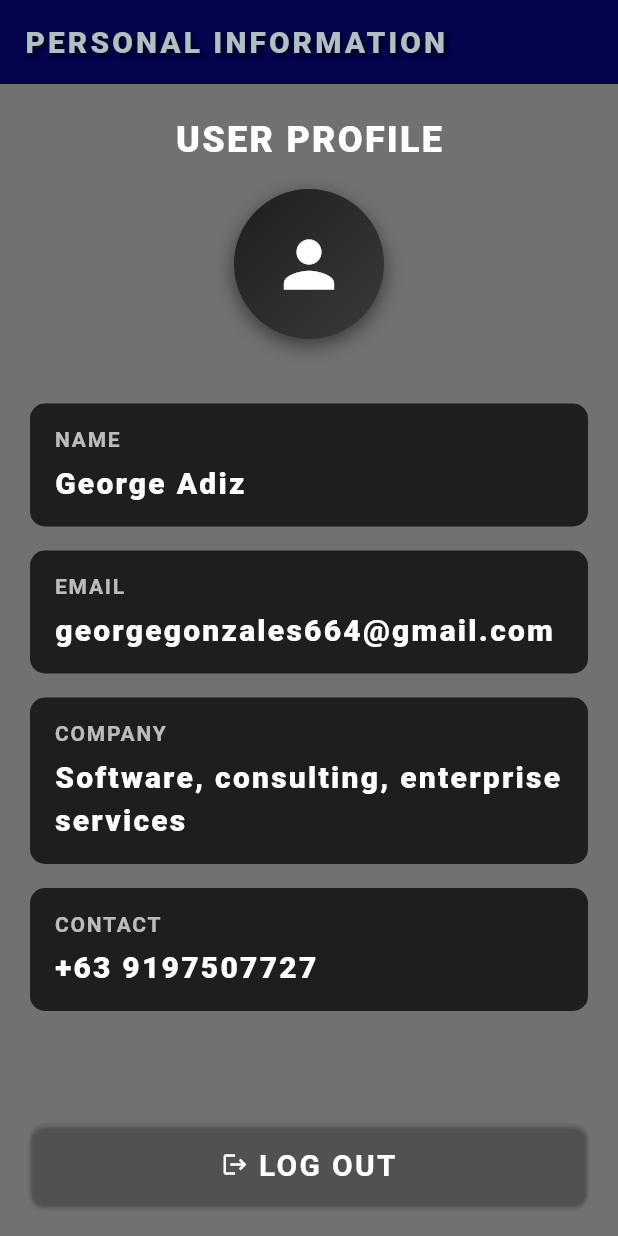
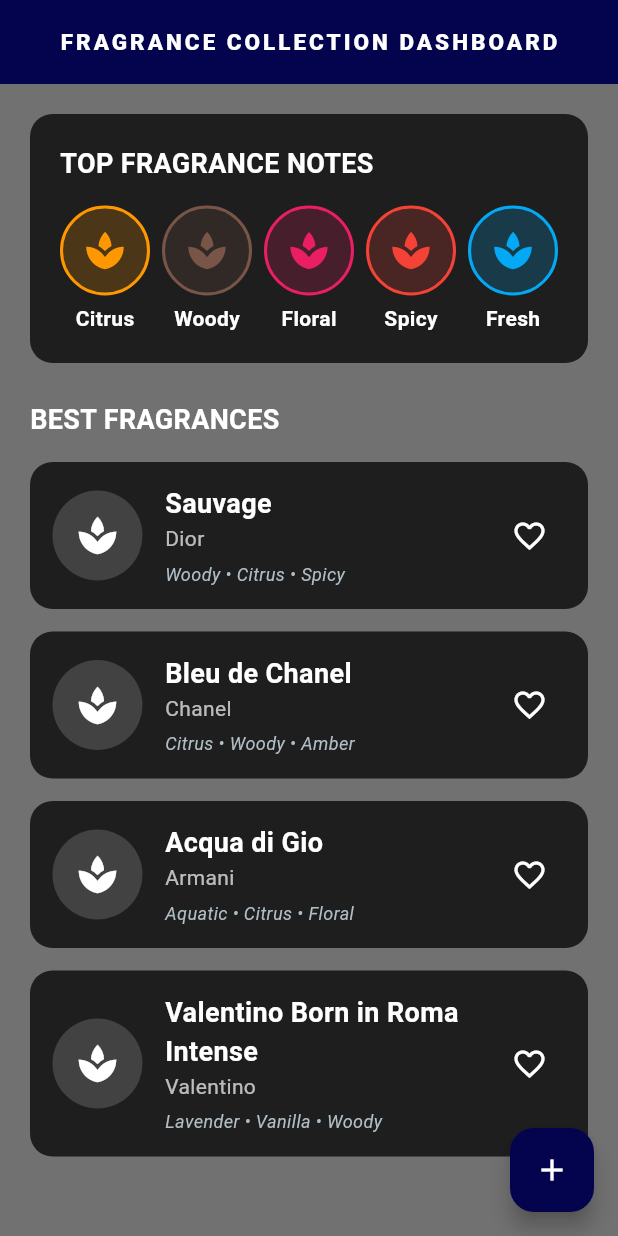
Before and after one commit to GeorgeAdiz/Perfumory, a Flutter app: the screen it shows after launch, on a phone screen of 412 x 824 dp. Run offline on Flutter 3.47's test engine with Material 3 defaults, Android fonts, the phone set to English and light mode, and no system bars.

Commit message:
dashboard

```diff
--- a/lib/main.dart
+++ b/lib/main.dart
@@ -4,161 +4,226 @@ void main() {
   runApp(
     const MaterialApp(
       debugShowCheckedModeBanner: false,
-      home: Profile(),
+      home: PerfumeDashboard(),
     ),
   );
 }
 
-class Profile extends StatelessWidget {
-  const Profile({super.key});
+class PerfumeDashboard extends StatelessWidget {
+  const PerfumeDashboard({super.key});
 
   @override
   Widget build(BuildContext context) {
     return Scaffold(
-      backgroundColor: Color.fromARGB(255, 113, 113, 114), // Dark background
+      backgroundColor: const Color.fromARGB(255, 113, 113, 114),
       appBar: AppBar(
-        backgroundColor: Color.fromARGB(255, 3, 3, 78),
+        backgroundColor: const Color.fromARGB(255, 3, 3, 78),
         elevation: 0,
-        centerTitle: false,
-        title: Text(
-          'PERSONAL INFORMATION',
+        centerTitle: true,
+        title: const Text(
+          'FRAGRANCE COLLECTION DASHBOARD',
           style: TextStyle(
-            fontSize: 20,
+            fontSize: 15,
             fontWeight: FontWeight.w900,
             letterSpacing: 2,
-            color: Colors.blueGrey[200], // Adjusted for match
-            shadows: [
-              Shadow(
-                color: Colors.black.withOpacity(0.8),
-                blurRadius: 4,
-                offset: const Offset(2, 2),
-              ),
-            ],
+            color: Colors.white,
           ),
         ),
       ),
       body: Padding(
         padding: const EdgeInsets.all(20),
         child: Column(
+          children: [
+            // Fragrance Notes Overview
+            Container(
+              padding: const EdgeInsets.all(20),
+              decoration: BoxDecoration(
+                color: const Color(0xFF1E1E1E),
+                borderRadius: BorderRadius.circular(15),
+              ),
+              child: Column(
                 crossAxisAlignment: CrossAxisAlignment.start,
                 children: [
-            // Enhanced USER PROFILE Section
-            Center(
-              child: Column(
-                children: [
-                  Text(
-                    "USER PROFILE",
+                  const Text(
+                    "TOP FRAGRANCE NOTES",
                     style: TextStyle(
-                      color: Colors.white, // Adjusted to match the second code style
-                      fontSize: 24,
-                      fontWeight: FontWeight.w900,
-                      letterSpacing: 1.5,
+                      color: Colors.white,
+                      fontSize: 18,
+                      fontWeight: FontWeight.bold,
                     ),
                   ),
-                  const SizedBox(height: 16),
-                  Container(
-                    width: 100,
-                    height: 100,
-                    decoration: BoxDecoration(
-                      shape: BoxShape.circle,
-                      gradient: const LinearGradient(
-                        colors: [Color(0xFF1E1E1E), Color(0xFF3A3A3A)], // Similar dark tones
-                        begin: Alignment.topLeft,
-                        end: Alignment.bottomRight,
-                      ),
-                      boxShadow: [
-                        BoxShadow(
-                          color: Colors.black.withOpacity(0.5),
-                          blurRadius: 10,
-                          offset: const Offset(0, 4),
-                        ),
+                  const SizedBox(height: 15),
+                  SingleChildScrollView(
+                    scrollDirection: Axis.horizontal,
+                    child: Row(
+                      children: [
+                        _fragranceNote("Citrus", Icons.spa, Colors.orange),
+                        const SizedBox(width: 8),
+                        _fragranceNote("Woody", Icons.spa, Colors.brown),
+                        const SizedBox(width: 8),
+                        _fragranceNote("Floral", Icons.spa, Colors.pink),
+                        const SizedBox(width: 8),
+                        _fragranceNote("Spicy", Icons.spa, Colors.red),
+                        const SizedBox(width: 8),
+                        _fragranceNote("Fresh", Icons.spa, Colors.lightBlue),
                       ],
-                    ),
-                    child: const Center(
-                      child: Icon(
-                        Icons.person,
-                        size: 50,
-                        color: Colors.white,
-                      ),
                     ),
                   ),
                 ],
               ),
             ),
-            const SizedBox(height: 35),
+            const SizedBox(height: 25),
 
-            // Info cards without border
-            _infoCard("NAME", "George Adiz"),
-            _infoCard("EMAIL", "georgegonzales664@gmail.com"),
-            _infoCard("COMPANY", "Software, consulting, enterprise services"),
-            _infoCard("CONTACT", "+63 9197507727"),
-
-            const Spacer(),
-
-            // 🔻 Full-Width Log Out Button (Optional)
-            SizedBox(
-              width: double.infinity,
-              child: ElevatedButton.icon(
-                onPressed: () {
-                  ScaffoldMessenger.of(context).showSnackBar(
-                    const SnackBar(content: Text("Logged out")),
-                  );
-                },
-                icon: const Icon(Icons.logout),
-                label: const Text("LOG OUT"),
-                style: ElevatedButton.styleFrom(
-                  foregroundColor: Colors.white,
-                  backgroundColor: Color.fromARGB(4, 8, 4, 86), // Same color as in second code
-                  padding: const EdgeInsets.symmetric(horizontal: 24, vertical: 16),
-                  textStyle: TextStyle(
-                    fontSize: 20,
+            // Best Fragrances Section
+            const Align(
+              alignment: Alignment.centerLeft,
+              child: Text(
+                "BEST FRAGRANCES",
+                style: TextStyle(
+                  color: Colors.white,
+                  fontSize: 18,
                   fontWeight: FontWeight.bold,
-                    letterSpacing: 1.5,
-                  ),
-                  shape: RoundedRectangleBorder(
-                    borderRadius: BorderRadius.circular(10),
                 ),
               ),
+            ),
+            const SizedBox(height: 15),
+
+            Expanded(
+              child: ListView(
+                children: const [
+                  _bestFragranceItem(
+                    "Sauvage",
+                    "Dior",
+                    "Woody • Citrus • Spicy",
+                    "assets/dior.png"
+                  ),
+                  _bestFragranceItem(
+                    "Bleu de Chanel",
+                    "Chanel",
+                    "Citrus • Woody • Amber",
+                    "assets/chanel.png"
+                  ),
+                  _bestFragranceItem(
+                    "Acqua di Gio",
+                    "Armani",
+                    "Aquatic • Citrus • Floral",
+                    "assets/armani.png"
+                  ),
+                  _bestFragranceItem(
+                    "Valentino Born in Roma Intense",
+                    "Valentino",
+                    "Lavender • Vanilla • Woody",
+                    "assets/tomford.png"
+                  ),
+                ],
               ),
             ),
           ],
         ),
       ),
+      floatingActionButton: FloatingActionButton(
+        onPressed: () {},
+        backgroundColor: const Color.fromARGB(255, 3, 3, 78),
+        child: const Icon(Icons.add, color: Colors.white),
+      ),
     );
   }
 
-  // Reusable info card with border removed
-  Widget _infoCard(String label, String value) {
+  Widget _fragranceNote(String note, IconData icon, Color color) {
+    return Column(
+      children: [
+        Container(
+          width: 60,
+          height: 60,
+          decoration: BoxDecoration(
+            color: color.withOpacity(0.2),
+            shape: BoxShape.circle,
+            border: Border.all(color: color, width: 2),
+          ),
+          child: Icon(icon, color: color, size: 30),
+        ),
+        const SizedBox(height: 5),
+        Text(
+          note,
+          style: const TextStyle(
+            color: Colors.white,
+            fontWeight: FontWeight.bold,
+          ),
+        ),
+      ],
+    );
+  }
+}
+
+class _bestFragranceItem extends StatelessWidget {
+  final String name;
+  final String brand;
+  final String notes;
+  final String imagePath;
+
+  const _bestFragranceItem(
+    this.name,
+    this.brand,
+    this.notes,
+    this.imagePath
+  );
+
+  @override
+  Widget build(BuildContext context) {
     return Container(
-      width: double.infinity,
-      margin: const EdgeInsets.symmetric(vertical: 8),
-      padding: const EdgeInsets.symmetric(horizontal: 16, vertical: 14),
+      margin: const EdgeInsets.only(bottom: 15),
+      padding: const EdgeInsets.all(15),
       decoration: BoxDecoration(
-        color: const Color(0xFF1E1E1E), // Dark gray background
-        borderRadius: BorderRadius.circular(10),
-        // Removed the border here
+        color: const Color(0xFF1E1E1E),
+        borderRadius: BorderRadius.circular(15),
       ),
+      child: Row(
+        children: [
+          Container(
+            width: 60,
+            height: 60,
+            decoration: BoxDecoration(
+              shape: BoxShape.circle,
+              color: Colors.grey[800],
+            ),
+            child: const Icon(Icons.spa, color: Colors.white, size: 30),
+            // In a real app: Image.asset(imagePath)
+          ),
+          const SizedBox(width: 15),
+          Expanded(
             child: Column(
               crossAxisAlignment: CrossAxisAlignment.start,
               children: [
                 Text(
-            label,
-            style: TextStyle(
-              color: Colors.white70, // Light gray for labels
+                  name,
+                  style: const TextStyle(
+                    color: Colors.white,
+                    fontSize: 18,
+                    fontWeight: FontWeight.bold,
+                  ),
+                ),
+                Text(
+                  brand,
+                  style: const TextStyle(
+                    color: Colors.white70,
                     fontSize: 14,
-              fontWeight: FontWeight.bold,
-              letterSpacing: 1.2,
                   ),
                 ),
                 const SizedBox(height: 5),
                 Text(
-            value,
+                  notes,
                   style: TextStyle(
-              color: Colors.white, // Adjusted to match the value text
-              fontSize: 20,
-              fontWeight: FontWeight.w900,
-              letterSpacing: 1.5,
+                    color: Colors.blueGrey[200],
+                    fontSize: 12,
+                    fontStyle: FontStyle.italic,
                   ),
+                ),
+              ],
+            ),
+          ),
+          IconButton(
+            onPressed: () {},
+            icon: const Icon(Icons.favorite_border, color: Colors.white),
           ),
         ],
       ),
```
Lines whose indentation alone changed are shown as unchanged.
